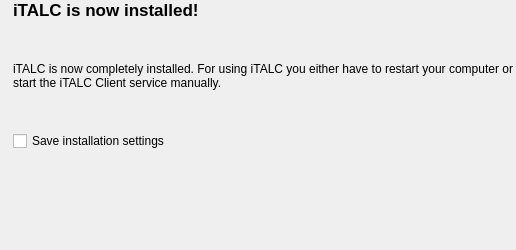
This is setup/dialogs/page_setup_finished.ui in veyon/veyon as Qt 5 draws it before an edit. The edited form follows.
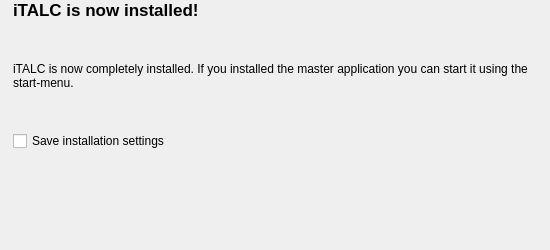
This is the edited form. Icons and pictures are not drawn.

Commit message: fixes in setup, win32-localSystem, localizations and more

The edit to the form file:
```diff
--- a/setup/dialogs/page_setup_finished.ui
+++ b/setup/dialogs/page_setup_finished.ui
@@ -5,7 +5,7 @@
    <rect>
     <x>0</x>
     <y>0</y>
-    <width>516</width>
+    <width>550</width>
     <height>250</height>
    </rect>
   </property>
@@ -51,14 +51,14 @@
       <widget class="QLabel" name="label_3" >
        <property name="sizePolicy" >
         <sizepolicy>
-         <hsizetype>3</hsizetype>
+         <hsizetype>7</hsizetype>
          <vsizetype>7</vsizetype>
          <horstretch>0</horstretch>
          <verstretch>0</verstretch>
         </sizepolicy>
        </property>
        <property name="text" >
-        <string>iTALC is now completely installed. For using iTALC you either have to restart your computer or start the iTALC Client service manually.</string>
+        <string>iTALC is now completely installed. If you installed the master application you can start it using the start-menu.</string>
        </property>
        <property name="wordWrap" >
         <bool>true</bool>
```
The commit also changes 31 other files.
